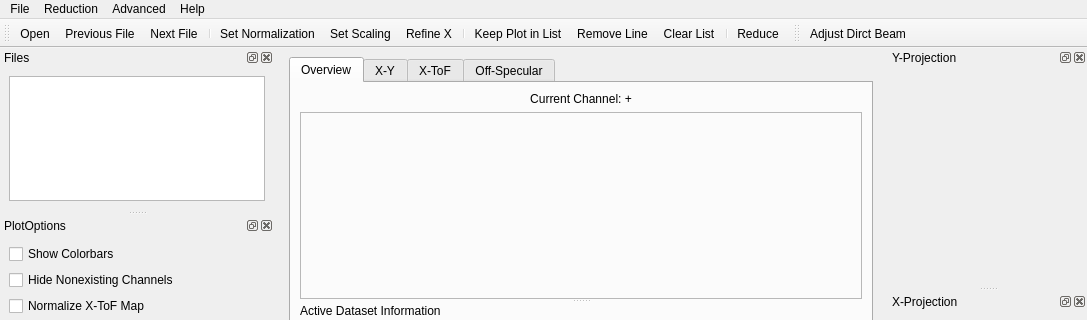
Above: designer/main_window.ui from aglavic/quicknxs before the change; both pictures show x 0 to 1087 and y 0 to 320 of the 1087 by 834 pixel window. Below: the same form after it.
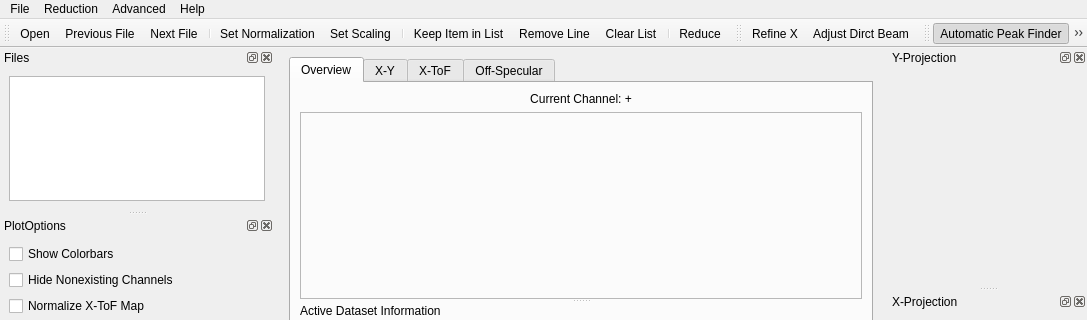
That is the form after the change. Icons and pictures are not drawn. Custom widgets are drawn as their Qt base class.

What changed in the file:
```diff
--- a/designer/main_window.ui
+++ b/designer/main_window.ui
@@ -1369,7 +1369,6 @@
    <addaction name="separator"/>
    <addaction name="actionNorm"/>
    <addaction name="actionNormalizeScaling"/>
-   <addaction name="actionRefineX"/>
    <addaction name="separator"/>
    <addaction name="actionAddPlot"/>
    <addaction name="actionRemove"/>
@@ -1461,6 +1460,7 @@
    <attribute name="toolBarBreak">
     <bool>false</bool>
    </attribute>
+   <addaction name="actionRefineX"/>
    <addaction name="actionAdjust_Dirct_Beam"/>
   </widget>
   <widget class="QDockWidget" name="dockWidget_8">
@@ -1547,6 +1547,19 @@
     </layout>
    </widget>
   </widget>
+  <widget class="QToolBar" name="autoToolbar">
+   <property name="windowTitle">
+    <string>Automatic Options</string>
+   </property>
+   <attribute name="toolBarArea">
+    <enum>TopToolBarArea</enum>
+   </attribute>
+   <attribute name="toolBarBreak">
+    <bool>false</bool>
+   </attribute>
+   <addaction name="actionAutomaticXPeak"/>
+   <addaction name="actionAutoYLimits"/>
+  </widget>
   <action name="actionOpen">
    <property name="icon">
     <iconset theme="document-open">
@@ -1617,7 +1630,7 @@
     </iconset>
    </property>
    <property name="text">
-    <string>Keep Plot in List</string>
+    <string>Keep Item in List</string>
    </property>
    <property name="toolTip">
     <string>Add to current dataset to data reduction list (Ctrl+K)</string>
@@ -1719,6 +1732,42 @@
     <string>About...</string>
    </property>
   </action>
+  <action name="actionAutoYLimits">
+   <property name="checkable">
+    <bool>true</bool>
+   </property>
+   <property name="checked">
+    <bool>true</bool>
+   </property>
+   <property name="icon">
+    <iconset resource="../icons/icons.qrc">
+     <normaloff>:/General/limitYauto.png</normaloff>:/General/limitYauto.png</iconset>
+   </property>
+   <property name="text">
+    <string>Automatic Y Limits</string>
+   </property>
+   <property name="toolTip">
+    <string>Try to find the Y region of the beam automatically</string>
+   </property>
+  </action>
+  <action name="actionAutomaticXPeak">
+   <property name="checkable">
+    <bool>true</bool>
+   </property>
+   <property name="checked">
+    <bool>true</bool>
+   </property>
+   <property name="icon">
+    <iconset resource="../icons/icons.qrc">
+     <normaloff>:/General/findXauto.png</normaloff>:/General/findXauto.png</iconset>
+   </property>
+   <property name="text">
+    <string>Automatic Peak Finder</string>
+   </property>
+   <property name="toolTip">
+    <string>Find the reflected peak automatically when loading a new file</string>
+   </property>
+  </action>
  </widget>
  <customwidgets>
   <customwidget>
```
Left out of the diff: 35 changed lines with no effect on the pictures.
